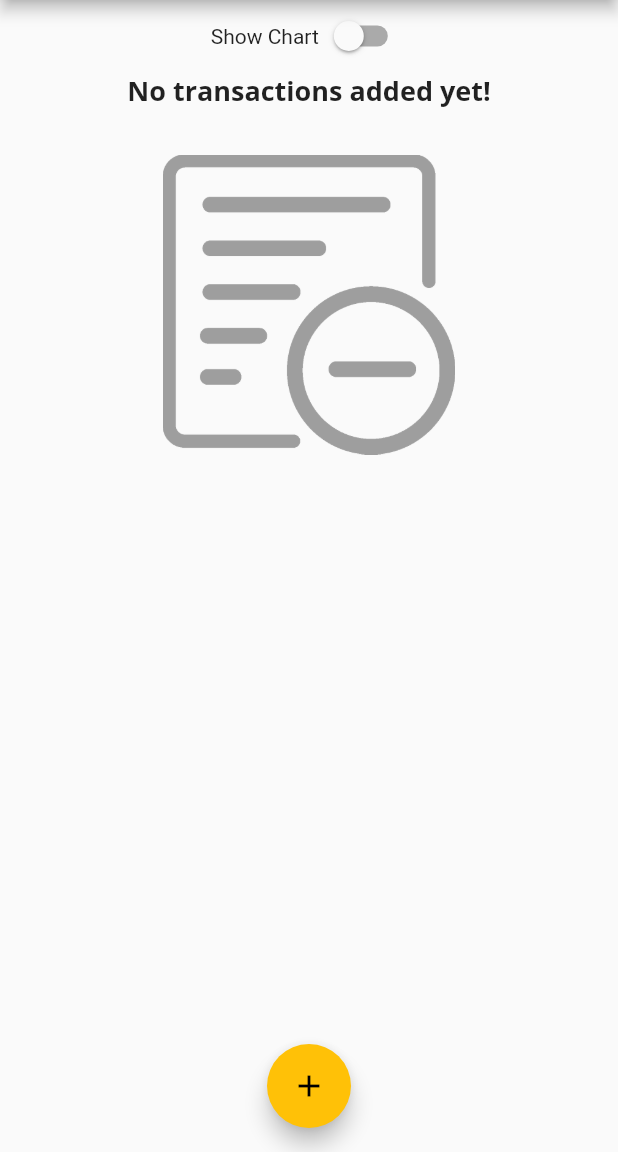
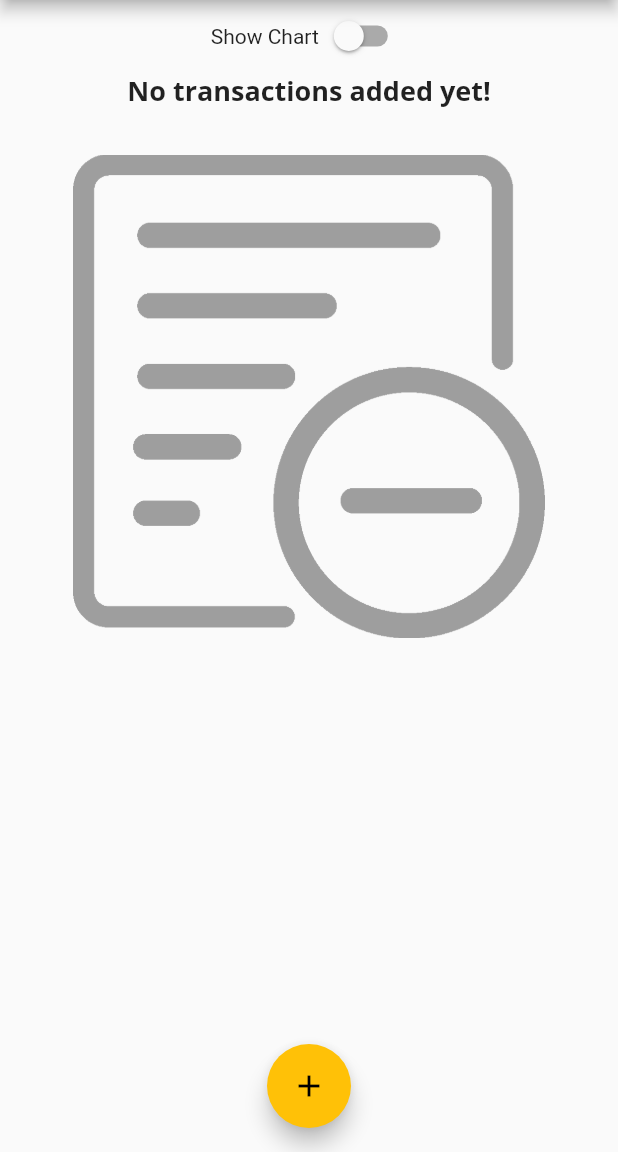
Before and after one commit to amr639/expenses_app, a Flutter app: the screen it shows after launch, on a phone screen of 412 x 824 dp, the part 84-1236 px from its top. Run offline on Flutter 3.47's test engine with Material 2 defaults, Android fonts, the phone set to English and light mode, and no system bars.

Commit message:
finishing landscape mode

```diff
--- a/lib/main.dart
+++ b/lib/main.dart
@@ -151,7 +151,7 @@ class _MyHomePageState extends State<MyHomePage> {
                     height: (MediaQuery.of(context).size.height -
                             appBar.preferredSize.height -
                             MediaQuery.of(context).padding.top) *
-                        0.3,
+                        0.7,
                     child: Chart(_recentTransactions),
                   )
                 : Container(
--- a/lib/widgets/transaction_list.dart
+++ b/lib/widgets/transaction_list.dart
@@ -12,7 +12,11 @@ class TransactionList extends StatelessWidget {
   @override
   Widget build(BuildContext context) {
     return transactions.isEmpty
-        ? Column(
+        ? LayoutBuilder(builder: (
+            ctx,
+            constraints,
+          ) {
+            return Column(
               children: <Widget>[
                 Text(
                   'No transactions added yet!',
@@ -22,14 +26,15 @@ class TransactionList extends StatelessWidget {
                   height: 30,
                 ),
                 Container(
-                  height: 200,
+                    height: constraints.maxHeight * 0.6,
                     child: Image.asset(
                       'assets/images/img_397935.png',
                       color: Colors.grey,
                       fit: BoxFit.cover,
                     )),
               ],
-          )
+            );
+          })
         : ListView.builder(
             itemBuilder: (ctx, index) {
               return Card(
```
Lines whose indentation alone changed are shown as unchanged.
